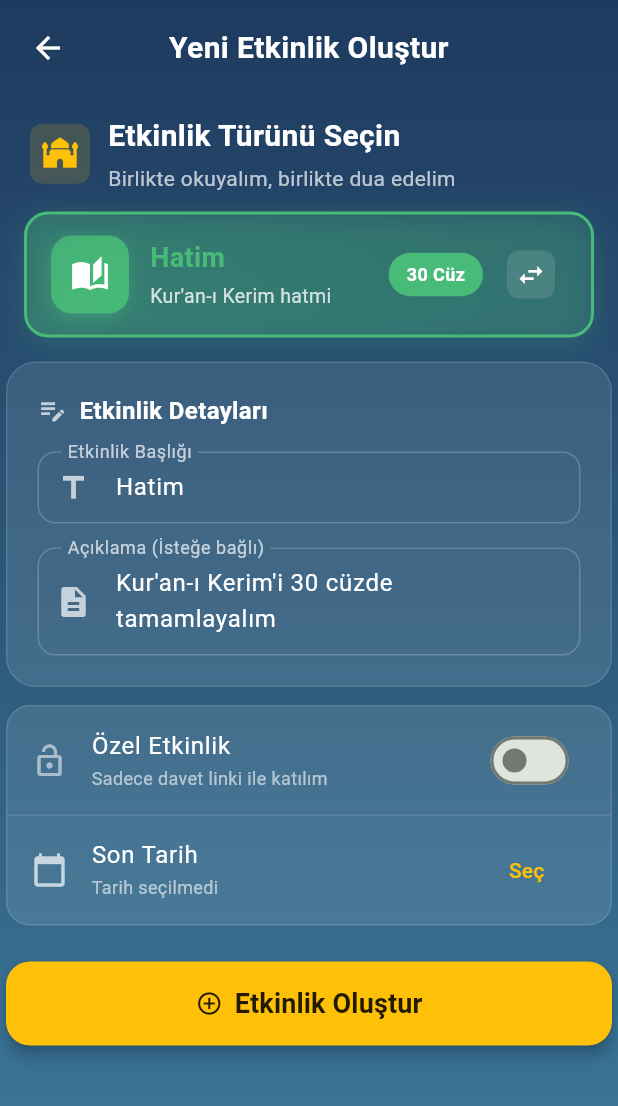
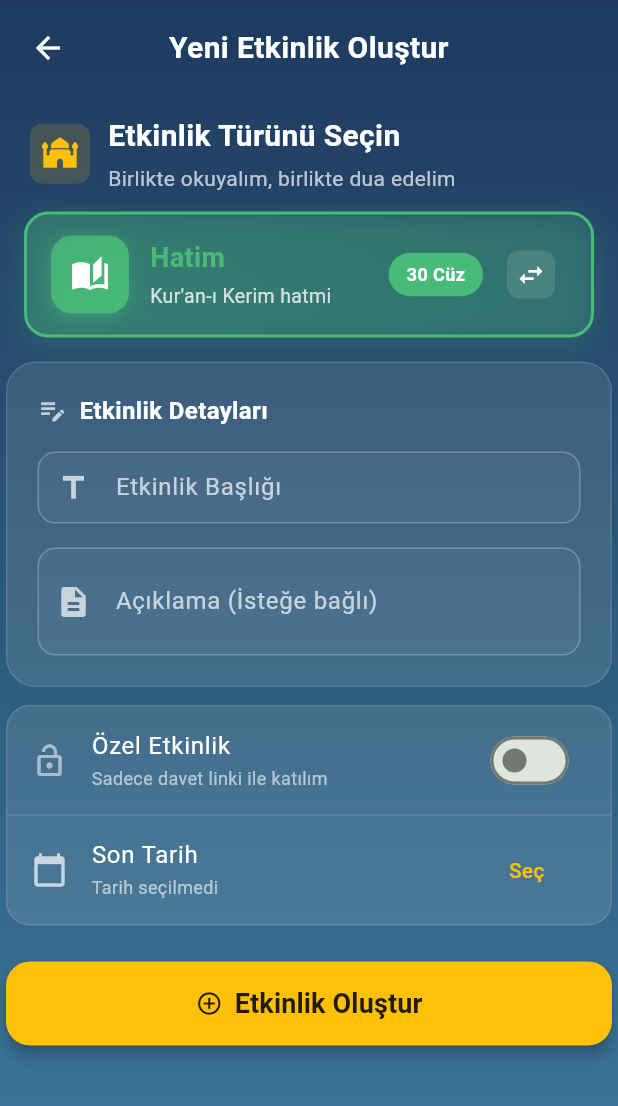
Before and after one commit to mr-dokur-QA/hayirhah, a Flutter app: the CreateGroupScreen screen opened directly, after a tap on "Hatim", on a phone screen of 412 x 824 dp. Shown: the top 1106 px of the screen. Run offline on Flutter 3.47's test engine with Material 3 defaults, Android fonts, the phone set to English and light mode, and no system bars; our stand-ins replace flutter_compass, geocoding, geolocator, google_sign_in, just_audio, permission_handler and 2 more; accounts and stored records are empty.

Commit message:
aciklama ekrani duzeltildi

```diff
--- a/lib/screens/group/create_group_screen.dart
+++ b/lib/screens/group/create_group_screen.dart
@@ -94,10 +94,18 @@ class _CreateGroupScreenState extends State<CreateGroupScreen> {
       final template = _templates[_selectedTemplate]!;
       int targetCount = template['count'];
 
+      // Kullanıcı boş bıraktıysa şablon değerlerini kullan
+      final title = _titleController.text.trim().isEmpty
+          ? template['title']
+          : _titleController.text.trim();
+      final description = _descriptionController.text.trim().isEmpty
+          ? template['description']
+          : _descriptionController.text.trim();
+
       // Try backend API first
       final result = await _apiService.createGroup(
-        title: _titleController.text.trim(),
-        description: _descriptionController.text.trim(),
+        title: title,
+        description: description,
         type: _selectedTemplate!,
         targetCount: targetCount,
         isPrivate: _isPrivate,
@@ -116,8 +124,8 @@ class _CreateGroupScreenState extends State<CreateGroupScreen> {
       } else if (mounted) {
         // Fallback to local storage if API fails
         final group = await _storageService.createGroup(
-          title: _titleController.text.trim(),
-          description: _descriptionController.text.trim(),
+          title: title,
+          description: description,
           type: _selectedTemplate!,
           targetCount: targetCount,
           isPrivate: _isPrivate,
@@ -306,50 +314,64 @@ class _CreateGroupScreenState extends State<CreateGroupScreen> {
                                 ),
                                 const SizedBox(height: 16),
 
-                                // Title field
+                                // Title field - etkinliğe özel placeholder
                                 TextFormField(
                                   controller: _titleController,
-                                  style: const TextStyle(color: Colors.white),
+                                  style: const TextStyle(color: Colors.white, fontSize: 16),
                                   decoration: InputDecoration(
                                     labelText: 'Etkinlik Başlığı',
                                     labelStyle: const TextStyle(color: Colors.white70),
-                                    hintText: 'Örn: Ramazan Hatmi',
-                                    hintStyle: TextStyle(color: Colors.white.withAlpha(80)),
+                                    hintText: _getExampleTitle(_selectedTemplate),
+                                    hintStyle: TextStyle(
+                                      color: Colors.white.withAlpha(100),
+                                      fontStyle: FontStyle.italic,
+                                    ),
+                                    filled: true,
+                                    fillColor: Colors.white.withAlpha(10),
                                     enabledBorder: OutlineInputBorder(
                                       borderRadius: BorderRadius.circular(12),
-                                      borderSide: BorderSide(color: Colors.white.withAlpha(50)),
+                                      borderSide: BorderSide(color: Colors.white.withAlpha(60)),
                                     ),
                                     focusedBorder: OutlineInputBorder(
                                       borderRadius: BorderRadius.circular(12),
-                                      borderSide: const BorderSide(color: Colors.amber),
+                                      borderSide: const BorderSide(color: Colors.amber, width: 2),
+                                    ),
+                                    errorBorder: OutlineInputBorder(
+                                      borderRadius: BorderRadius.circular(12),
+                                      borderSide: const BorderSide(color: Colors.redAccent),
+                                    ),
+                                    focusedErrorBorder: OutlineInputBorder(
+                                      borderRadius: BorderRadius.circular(12),
+                                      borderSide: const BorderSide(color: Colors.redAccent, width: 2),
                                     ),
                                     prefixIcon: const Icon(Icons.title, color: Colors.white70),
                                   ),
-                                  validator: (value) {
-                                    if (value == null || value.trim().isEmpty) {
-                                      return 'Başlık giriniz';
-                                    }
-                                    return null;
-                                  },
+                                  // Boş bırakılırsa şablon değeri kullanılacak
+                                  validator: (value) => null, // Boş olabilir, şablon değeri kullanılır
                                 ),
                                 const SizedBox(height: 16),
 
-                                // Description field
+                                // Description field - etkinliğe özel placeholder
                                 TextFormField(
                                   controller: _descriptionController,
-                                  style: const TextStyle(color: Colors.white),
+                                  style: const TextStyle(color: Colors.white, fontSize: 16),
                                   decoration: InputDecoration(
                                     labelText: 'Açıklama (İsteğe bağlı)',
                                     labelStyle: const TextStyle(color: Colors.white70),
-                                    hintText: 'Etkinlik hakkında detaylı bilgi',
-                                    hintStyle: TextStyle(color: Colors.white.withAlpha(80)),
+                                    hintText: _getExampleDescription(_selectedTemplate),
+                                    hintStyle: TextStyle(
+                                      color: Colors.white.withAlpha(100),
+                                      fontStyle: FontStyle.italic,
+                                    ),
+                                    filled: true,
+                                    fillColor: Colors.white.withAlpha(10),
                                     enabledBorder: OutlineInputBorder(
                                       borderRadius: BorderRadius.circular(12),
-                                      borderSide: BorderSide(color: Colors.white.withAlpha(50)),
+                                      borderSide: BorderSide(color: Colors.white.withAlpha(60)),
                                     ),
                                     focusedBorder: OutlineInputBorder(
                                       borderRadius: BorderRadius.circular(12),
-                                      borderSide: const BorderSide(color: Colors.amber),
+                                      borderSide: const BorderSide(color: Colors.amber, width: 2),
                                     ),
                                     prefixIcon: const Icon(Icons.description, color: Colors.white70),
                                   ),
@@ -631,8 +653,9 @@ class _CreateGroupScreenState extends State<CreateGroupScreen> {
         onTap: () {
           setState(() {
             _selectedTemplate = templateKey;
-            _titleController.text = template['title'];
-            _descriptionController.text = template['description'];
+            // Placeholder olarak gösterilecek, controller'ı boş bırak
+            _titleController.clear();
+            _descriptionController.clear();
           });
         },
         child: Container(
@@ -780,4 +803,44 @@ class _CreateGroupScreenState extends State<CreateGroupScreen> {
         return '';
     }
   }
+
+  // Her etkinlik için örnek başlık
+  String _getExampleTitle(String? templateKey) {
+    switch (templateKey) {
+      case 'hatim':
+        return 'Ramazan Aile Hatmi';
+      case 'tefriciye':
+        return 'Şifa Niyetine Tefriciye';
+      case 'fetih':
+        return 'Fetih Suresi Kampanyası';
+      case 'yasin':
+        return 'Cuma Yasin Okuma';
+      case 'cevsen':
+        return 'Haftalık Cevşen';
+      case '1000_ihlas':
+        return 'Kandil Gecesi İhlas';
+      default:
+        return 'Etkinlik adı girin';
+    }
+  }
+
+  // Her etkinlik için örnek açıklama
+  String _getExampleDescription(String? templateKey) {
+    switch (templateKey) {
+      case 'hatim':
+        return 'Ailemizle birlikte Ramazan hatmi yapıyoruz';
+      case 'tefriciye':
+        return 'Hastalarımız için şifa niyetine okuyoruz';
+      case 'fetih':
+        return 'Zafer ve başarı için Fetih Suresi';
+      case 'yasin':
+        return 'Her Cuma Yasin-i Şerif okuyoruz';
+      case 'cevsen':
+        return 'Koruma ve bereket için Cevşen';
+      case '1000_ihlas':
+        return 'Kandil gecesi 1000 İhlas kampanyası';
+      default:
+        return 'Etkinlik açıklaması';
+    }
+  }
 }
```
